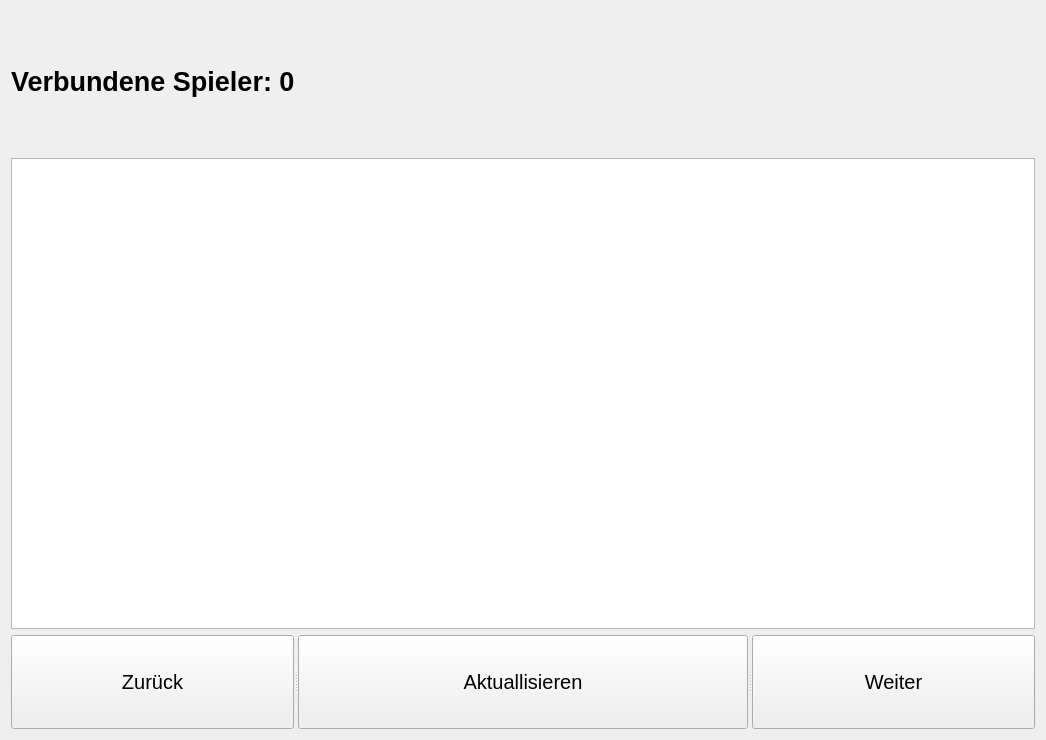
Above: PyQT/03LobbyPage.ui from Roberto2Meloni/MontagsMaler before the change. Below: the same form after it.
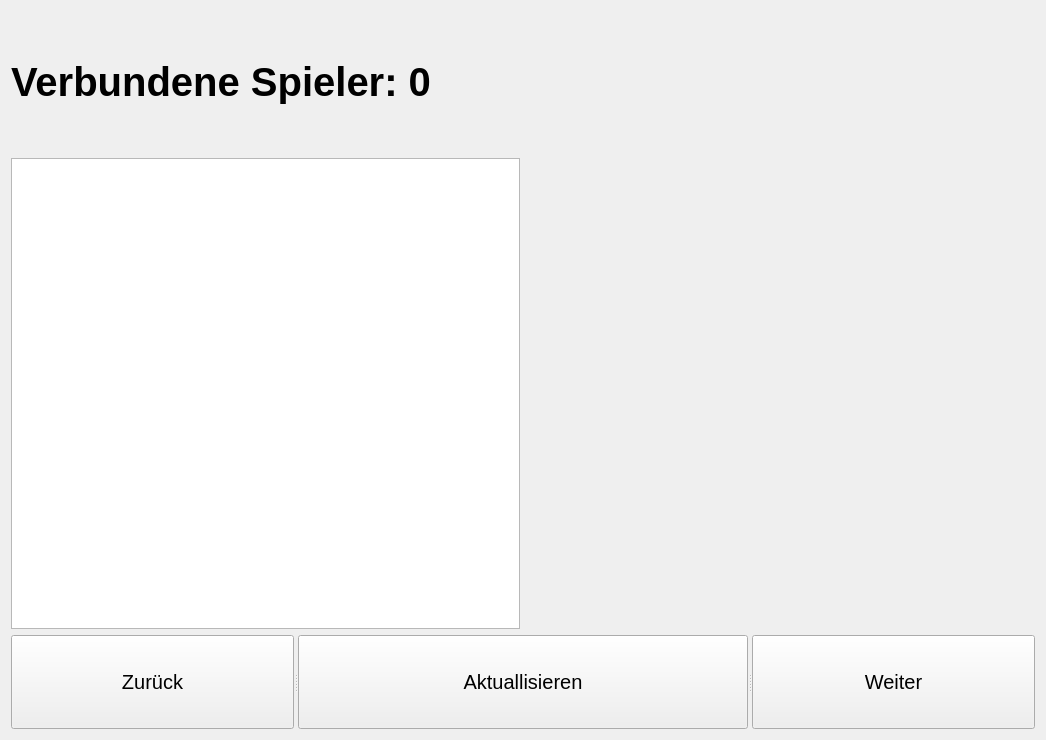
That is the form after the change.

What changed in the file:
```diff
--- a/PyQT/03LobbyPage.ui
+++ b/PyQT/03LobbyPage.ui
@@ -22,7 +22,7 @@
         <widget class="QLabel" name="verbSpieler">
          <property name="font">
           <font>
-           <pointsize>20</pointsize>
+           <pointsize>30</pointsize>
            <weight>75</weight>
            <bold>true</bold>
           </font>
@@ -65,28 +65,24 @@
       </layout>
      </item>
      <item>
-      <widget class="QTableView" name="playerView">
-       <property name="minimumSize">
-        <size>
-         <width>100</width>
-         <height>100</height>
-        </size>
-       </property>
+      <layout class="QHBoxLayout" name="horizontalLayout_4" stretch="1,1">
+       <item>
+        <widget class="QListView" name="playerView">
        <property name="font">
         <font>
-         <pointsize>20</pointsize>
-        </font>
-       </property>
-       <property name="lineWidth">
-        <number>2</number>
-       </property>
-       <property name="dragDropOverwriteMode">
-        <bool>false</bool>
-       </property>
-       <property name="alternatingRowColors">
-        <bool>true</bool>
-       </property>
-      </widget>
+           <pointsize>30</pointsize>
+          </font>
+         </property>
+        </widget>
+       </item>
+       <item>
+        <widget class="QLabel" name="label">
+         <property name="text">
+          <string/>
+         </property>
+        </widget>
+       </item>
+      </layout>
      </item>
      <item>
       <layout class="QHBoxLayout" name="horizontalLayout">
```
Lines whose indentation alone changed are shown as unchanged.
